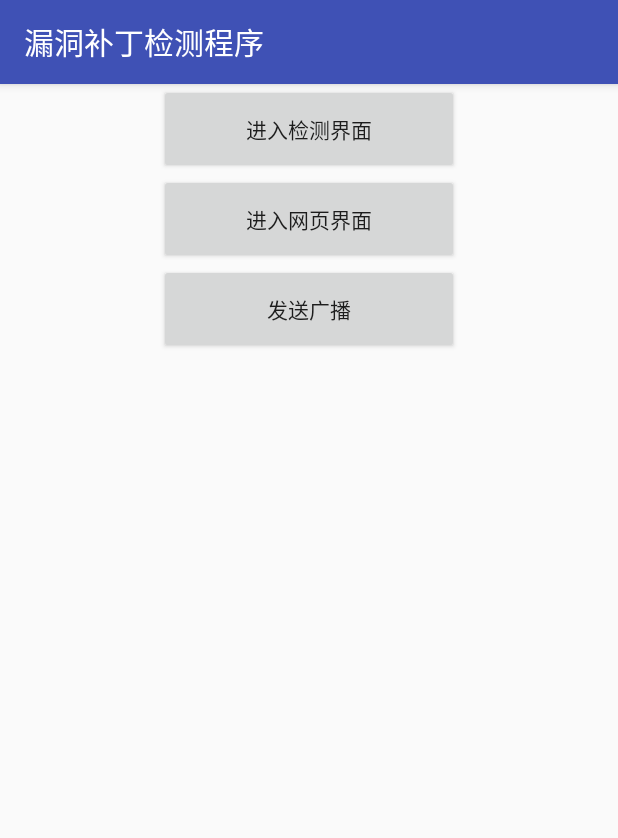
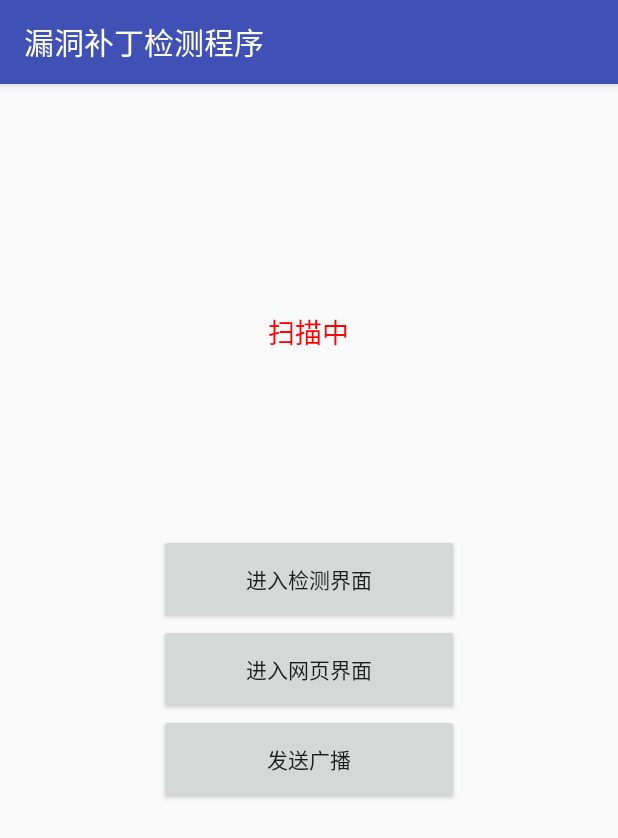
Before and after one commit to veerwang/javatest, an Android app: the screen it shows after launch (WelcomeActivity), on a phone screen of 412 x 824 dp. Shown: the top 838 px of the screen. Run offline under Robolectric (Android 15) with nearby library versions, the phone set to English and light mode, and no system bars.

Commit message:
添加view控件

```diff
--- a/23_android_apk_library_jni/apk/VulnerabilityDetect/app/src/main/java/com/security/landicorp/vulnerabilitydetect/MainActivity.java
+++ b/23_android_apk_library_jni/apk/VulnerabilityDetect/app/src/main/java/com/security/landicorp/vulnerabilitydetect/MainActivity.java
@@ -140,7 +140,6 @@ public class MainActivity extends AppCompatActivity implements OnClickListener {
 	Toast toast = Toast.makeText(context, text, duration);
 	toast.show();
 
-
         // Bind to LocalService
         Intent intent = new Intent(this, DeamonService.class);
         bindService(intent, mDeamonConnection, Context.BIND_AUTO_CREATE);
--- a/23_android_apk_library_jni/apk/VulnerabilityDetect/app/src/main/java/com/security/landicorp/vulnerabilitydetect/WelcomeActivity.java
+++ b/23_android_apk_library_jni/apk/VulnerabilityDetect/app/src/main/java/com/security/landicorp/vulnerabilitydetect/WelcomeActivity.java
@@ -35,6 +35,8 @@ import java.util.TimerTask;
 
 import android.content.Context;
 
+import com.security.landicorp.vulnerabilitydetect.view.InfomationView;
+
 public class WelcomeActivity extends AppCompatActivity implements View.OnClickListener, View.OnTouchListener {
 
     public final static String EXTRA_MESSAGE = "com.security.landicorp.vulnerabilitydetect.MESSAGE";
@@ -42,6 +44,8 @@ public class WelcomeActivity extends AppCompatActivity implements View.OnClickLi
     private Button startbnt;
     private Button webviewbnt;
     private Button sendbroadcastbnt;
+
+    private InfomationView mInfomationView;
 
     private int appClick;
 
@@ -55,6 +59,8 @@ public class WelcomeActivity extends AppCompatActivity implements View.OnClickLi
     protected void onCreate(Bundle savedInstanceState) {
         super.onCreate(savedInstanceState);
         setContentView(R.layout.activity_welcome);
+
+	mInfomationView = (InfomationView) findViewById(R.id.infomationview);
 
 	startbnt =  (Button) findViewById(R.id.welcomebutton);
 	startbnt.setOnClickListener(this);
--- /dev/null
+++ b/23_android_apk_library_jni/apk/VulnerabilityDetect/app/src/main/java/com/security/landicorp/vulnerabilitydetect/view/InfomationView.java
@@ -0,0 +1,42 @@
+package com.security.landicorp.vulnerabilitydetect.view;
+
+import android.util.AttributeSet;
+import android.content.Context;
+import android.widget.FrameLayout;
+import android.view.View;
+import android.view.LayoutInflater;
+
+import android.util.Log;
+
+import android.widget.TextView;
+import com.security.landicorp.vulnerabilitydetect.R;
+
+public class InfomationView extends FrameLayout {
+
+    private Context mContext;
+
+    private TextView mInfoViewText;
+
+    private static final String ACTIVITY_TAG = "InfomationView";
+
+    public InfomationView(Context context) {
+        super(context);
+        mContext = context;
+	createViewUI();
+	Log.v(ACTIVITY_TAG,"kevin --->  Activity Create 1");
+    }
+
+    public InfomationView(Context context, AttributeSet attrs) {
+        super(context, attrs);
+        mContext = context;
+	createViewUI();
+	Log.v(ACTIVITY_TAG,"kevin --->  Activity Create 2");
+    }
+
+    private void createViewUI() {
+        View v = LayoutInflater.from(getContext()).inflate(R.layout.view_infomation,null);
+        addView(v, LayoutParams.MATCH_PARENT, LayoutParams.MATCH_PARENT);
+
+	mInfoViewText = v.findViewById(R.id.infoview_text);
+    }
+}
--- a/23_android_apk_library_jni/apk/VulnerabilityDetect/app/src/main/res/layout/activity_welcome.xml
+++ b/23_android_apk_library_jni/apk/VulnerabilityDetect/app/src/main/res/layout/activity_welcome.xml
@@ -11,6 +11,12 @@
     	android:layout_width="match_parent"
     	android:layout_height="match_parent"
     	android:orientation="vertical">
+
+    	<com.security.landicorp.vulnerabilitydetect.view.InfomationView
+	    android:id="@+id/infomationview"
+	    android:layout_width="match_parent"
+	    android:layout_height="300dp" />
+
     	<Button
     		android:id="@+id/welcomebutton"
     		android:layout_width="200dp"
--- /dev/null
+++ b/23_android_apk_library_jni/apk/VulnerabilityDetect/app/src/main/res/layout/view_infomation.xml
@@ -0,0 +1,17 @@
+<?xml version="1.0" encoding="utf-8"?>
+<FrameLayout xmlns:android="http://schemas.android.com/apk/res/android"
+	android:id="@+id/container"
+	android:layout_width="match_parent"
+	android:layout_height="match_parent">
+
+	<TextView
+		android:id="@+id/infoview_text"
+		android:layout_width="wrap_content"
+		android:textColor="#ff0000"
+		android:layout_gravity="center"
+		android:text="扫描中"
+		android:textSize="18sp"
+		android:layout_marginTop="15dp"
+		android:layout_height="wrap_content" />
+
+</FrameLayout>
```
Also changed, not shown: 1 other file.
